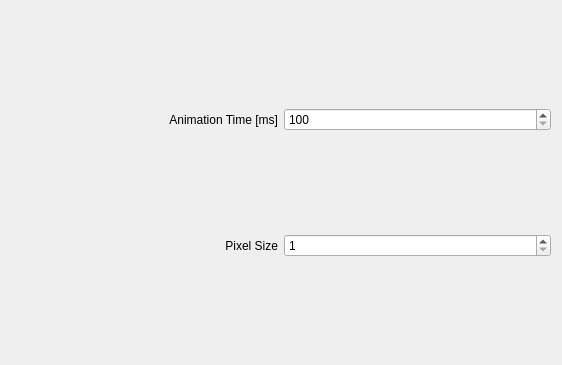
Qt form kwin/pixel-wipe/config.ui (Schneegans/Burn-My-Windows) before a commit.
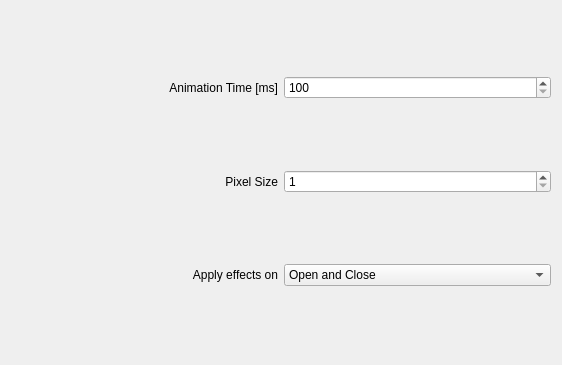
The same form after that commit.

Commit message: :tada: Apply effect on open only or close only

Diff of the .ui file:
```diff
--- a/kwin/pixel-wipe/config.ui
+++ b/kwin/pixel-wipe/config.ui
@@ -63,6 +63,40 @@
                     </property>
                 </widget>
             </item>
+        
+            <item row="3" column="0">
+                <widget class="QLabel" name="label_ApplyEffectsOn">
+                    <property name="text">
+                        <string>Apply effects on</string>
+                    </property>
+                    <property name="alignment">
+                        <set>Qt::AlignmentFlag::AlignRight|Qt::AlignmentFlag::AlignTrailing|Qt::AlignmentFlag::AlignVCenter</set>
+                    </property>
+                </widget>
+            </item>
+            <item row="3" column="1">
+                <widget class="QComboBox" name="kcfg_ApplyEffectsOn">
+                                        <property name="currentIndex">
+                        <number>2</number>
+                    </property>
+<item>
+                        <property name="text">
+                            <string>Open only</string>
+                        </property>
+                    </item>
+                    <item>
+                        <property name="text">
+                            <string>Close only</string>
+                        </property>
+                    </item>
+                    <item>
+                        <property name="text">
+                            <string>Open and Close</string>
+                        </property>
+                    </item>
+                </widget>
+            </item>
+
         </layout>
     </widget>
     <resources />
```
The commit also changes 38 other files.
